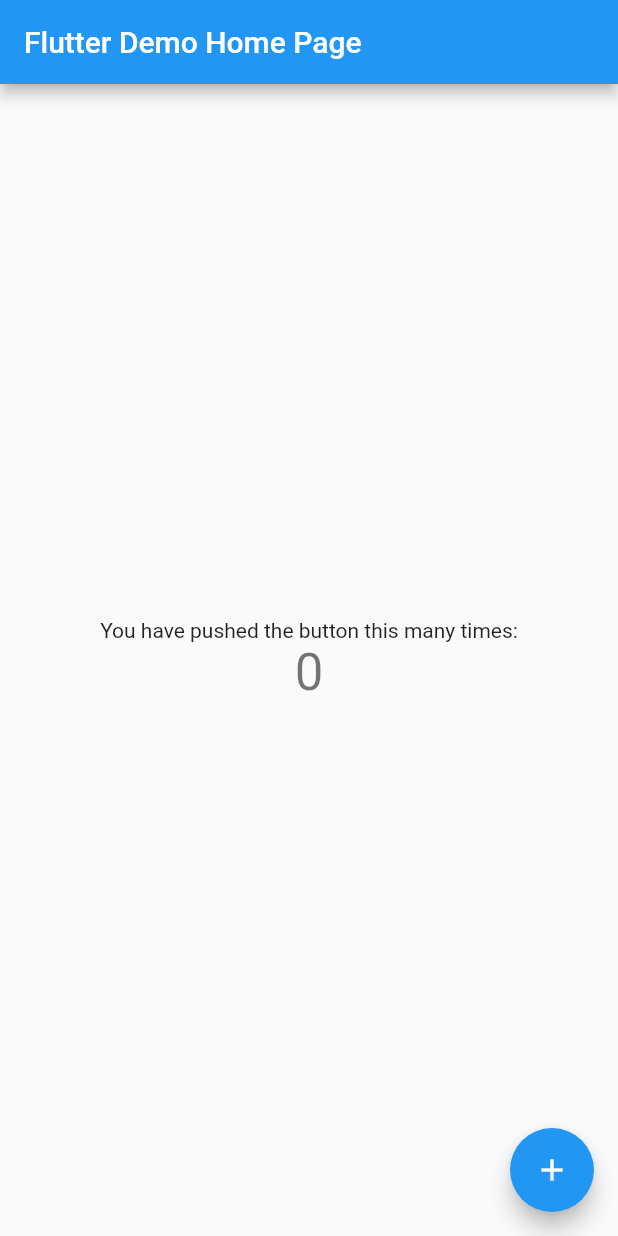
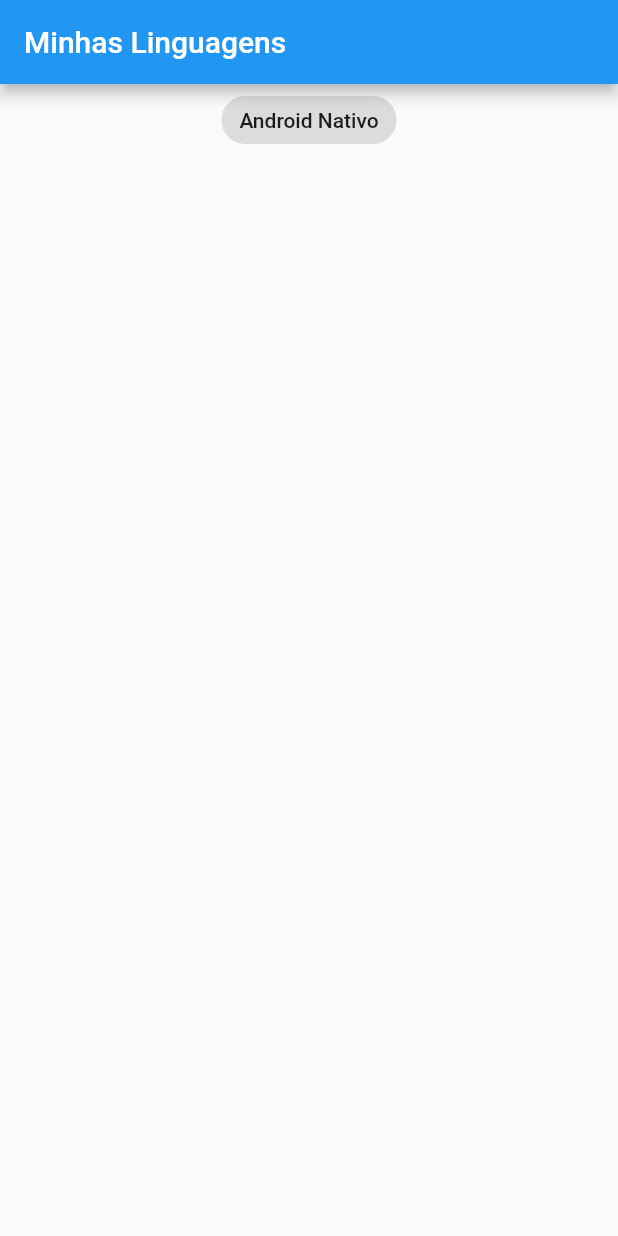
Before and after one commit to LeoSSFiap/States_Widgets_Routes, a Flutter app: the screen it shows after launch, on a phone screen of 412 x 824 dp. Run offline on Flutter 3.47's test engine with Material 2 defaults, Android fonts, the phone set to English and light mode, and no system bars.

Commit message:
home.dart

```diff
--- a/lib/main.dart
+++ b/lib/main.dart
@@ -1,4 +1,5 @@
 import 'package:flutter/material.dart';
+import 'package:states_widgets_routes/screens/home.dart';
 
 void main() {
   runApp(const MyApp());
@@ -7,109 +8,14 @@ void main() {
 class MyApp extends StatelessWidget {
   const MyApp({Key? key}) : super(key: key);
 
-  // This widget is the root of your application.
   @override
   Widget build(BuildContext context) {
     return MaterialApp(
       title: 'Flutter Demo',
       theme: ThemeData(
-        // This is the theme of your application.
-        //
-        // Try running your application with "flutter run". You'll see the
-        // application has a blue toolbar. Then, without quitting the app, try
-        // changing the primarySwatch below to Colors.green and then invoke
-        // "hot reload" (press "r" in the console where you ran "flutter run",
-        // or simply save your changes to "hot reload" in a Flutter IDE).
-        // Notice that the counter didn't reset back to zero; the application
-        // is not restarted.
         primarySwatch: Colors.blue,
       ),
-      home: const MyHomePage(title: 'Flutter Demo Home Page'),
+      home: const MyHomePage(),
     );
   }
 }
-
-class MyHomePage extends StatefulWidget {
-  const MyHomePage({Key? key, required this.title}) : super(key: key);
-
-  // This widget is the home page of your application. It is stateful, meaning
-  // that it has a State object (defined below) that contains fields that affect
-  // how it looks.
-
-  // This class is the configuration for the state. It holds the values (in this
-  // case the title) provided by the parent (in this case the App widget) and
-  // used by the build method of the State. Fields in a Widget subclass are
-  // always marked "final".
-
-  final String title;
-
-  @override
-  State<MyHomePage> createState() => _MyHomePageState();
-}
-
-class _MyHomePageState extends State<MyHomePage> {
-  int _counter = 0;
-
-  void _incrementCounter() {
-    setState(() {
-      // This call to setState tells the Flutter framework that something has
-      // changed in this State, which causes it to rerun the build method below
-      // so that the display can reflect the updated values. If we changed
-      // _counter without calling setState(), then the build method would not be
-      // called again, and so nothing would appear to happen.
-      _counter++;
-    });
-  }
-
-  @override
-  Widget build(BuildContext context) {
-    // This method is rerun every time setState is called, for instance as done
-    // by the _incrementCounter method above.
-    //
-    // The Flutter framework has been optimized to make rerunning build methods
-    // fast, so that you can just rebuild anything that needs updating rather
-    // than having to individually change instances of widgets.
-    return Scaffold(
-      appBar: AppBar(
-        // Here we take the value from the MyHomePage object that was created by
-        // the App.build method, and use it to set our appbar title.
-        title: Text(widget.title),
-      ),
-      body: Center(
-        // Center is a layout widget. It takes a single child and positions it
-        // in the middle of the parent.
-        child: Column(
-          // Column is also a layout widget. It takes a list of children and
-          // arranges them vertically. By default, it sizes itself to fit its
-          // children horizontally, and tries to be as tall as its parent.
-          //
-          // Invoke "debug painting" (press "p" in the console, choose the
-          // "Toggle Debug Paint" action from the Flutter Inspector in Android
-          // Studio, or the "Toggle Debug Paint" command in Visual Studio Code)
-          // to see the wireframe for each widget.
-          //
-          // Column has various properties to control how it sizes itself and
-          // how it positions its children. Here we use mainAxisAlignment to
-          // center the children vertically; the main axis here is the vertical
-          // axis because Columns are vertical (the cross axis would be
-          // horizontal).
-          mainAxisAlignment: MainAxisAlignment.center,
-          children: <Widget>[
-            const Text(
-              'You have pushed the button this many times:',
-            ),
-            Text(
-              '$_counter',
-              style: Theme.of(context).textTheme.headline4,
-            ),
-          ],
-        ),
-      ),
-      floatingActionButton: FloatingActionButton(
-        onPressed: _incrementCounter,
-        tooltip: 'Increment',
-        child: const Icon(Icons.add),
-      ), // This trailing comma makes auto-formatting nicer for build methods.
-    );
-  }
-}
--- /dev/null
+++ b/lib/screens/home.dart
@@ -0,0 +1,55 @@
+import 'package:flutter/material.dart';
+import 'package:flutter/src/foundation/key.dart';
+
+class MyHomePage extends StatefulWidget {
+  const MyHomePage({Key? key}) : super(key: key);
+
+  @override
+  State<MyHomePage> createState() => _MyHomePageState();
+}
+
+class _MyHomePageState extends State<MyHomePage> {
+
+  List<bool> selects = [false, false, false, false, false, false];
+
+Widget title = const Text("Minhas Linguagens");
+
+  @override
+  Widget build(BuildContext context) {
+    return Scaffold(
+      appBar: AppBar(title: title),
+      body: Column(
+        children: [
+          Wrap(
+            spacing: 10,
+            children: [
+              ChoiceChip(
+                label: const Text("Android Nativo"),
+                selected: selects[0],
+                onSelected: (value){
+                  setState(() {
+                    selects[0] = value;
+                  });
+                },
+              ),
+            ],
+          ),
+          Expanded(child: ListView(children: buildItemsList(),))
+        ],
+      ),
+    );
+  }
+
+  List<Widget> buildItemsList(){
+    return [
+      if(selects[0]) Card(
+        child: ListTile(
+          leading: Icon(Icons.android),
+          title: Text("Android Nativo"),
+          subtitle: Text("Linguagens C, Java, Kotlin"),
+        ),
+      )
+    ];
+  }
+
+}
```
